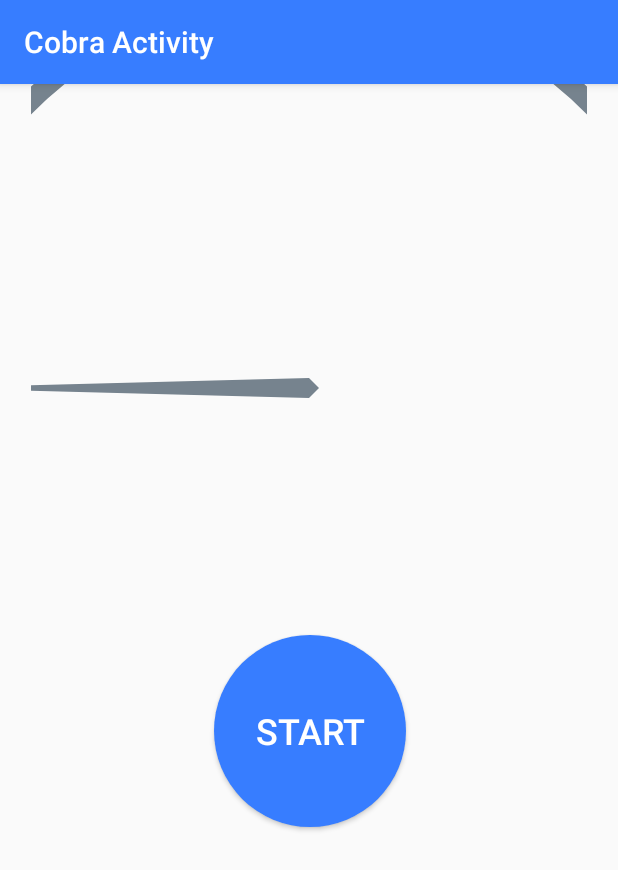
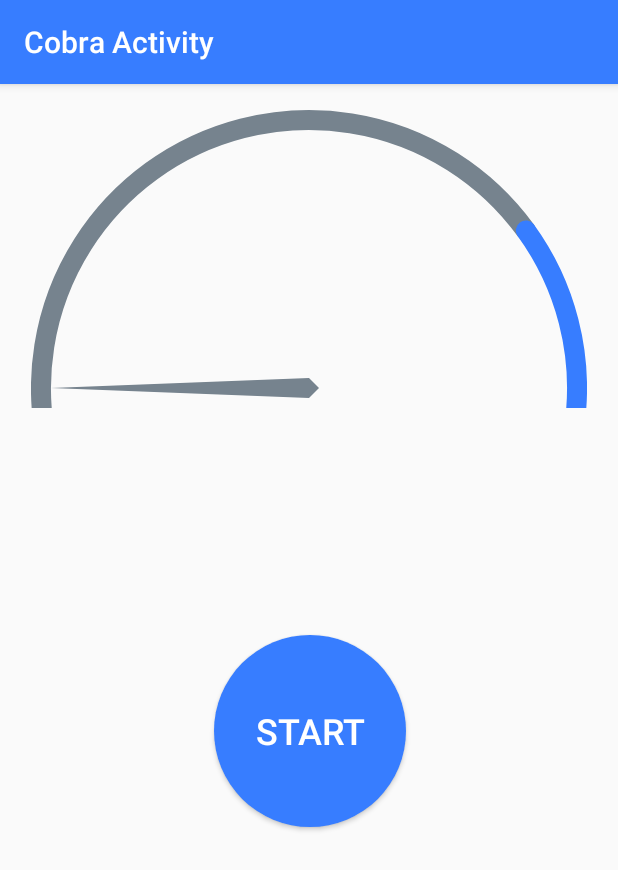
Before and after one commit to Picovoice/cobra, an Android app: the screen it shows after launch (MainActivity), on a phone screen of 412 x 824 dp. Shown: the top 870 px of the screen. Run offline under Robolectric (Android 15) with nearby library versions, the phone set to English and light mode, and no system bars; libraries missing offline, so code that uses them is left out: ai.picovoice.cobra; 1 statement that could not run was skipped.

Commit message:
smalle fix for smaller devices

```diff
--- a/demo/android/Activity/cobra-activity-demo-app/src/main/java/ai/picovoice/cobraactivitydemo/Analog.java
+++ b/demo/android/Activity/cobra-activity-demo-app/src/main/java/ai/picovoice/cobraactivitydemo/Analog.java
@@ -13,10 +13,10 @@ import android.view.View;
 public class Analog extends View {
     private static final float ALPHA = 0.5f;
     private float value = 0;
+    private float radius;
 
     private final int startAngle;
     private final int endAngle;
-    private final float radius;
     private final float threshold;
 
     private final Path belowPath;
@@ -42,7 +42,6 @@ public class Analog extends View {
         try {
             this.startAngle = a.getInt(R.styleable.Analog_startAngle, 0);
             this.endAngle = a.getInt(R.styleable.Analog_endAngle, 0);
-            this.radius = a.getFloat(R.styleable.Analog_radius, 0);
             this.threshold = a.getFloat(R.styleable.Analog_threshold, 0);
         } finally {
             a.recycle();
@@ -76,6 +75,7 @@ public class Analog extends View {
         int centerX = this.getWidth() / 2;
         int centerY = this.getBottom() - 20;
 
+        this.radius = centerX - 10;
         drawArcs(canvas, centerX, centerY);
         drawNeedle(canvas, centerX, centerY);
     }
--- a/demo/android/Activity/cobra-activity-demo-app/src/main/res/layout/cobra_activity_demo.xml
+++ b/demo/android/Activity/cobra-activity-demo-app/src/main/res/layout/cobra_activity_demo.xml
@@ -11,7 +11,6 @@
         android:id="@+id/analog"
         android:layout_width="0dp"
         android:layout_height="0dp"
-        app:radius="400"
         app:startAngle="180"
         app:endAngle="180"
         app:threshold="0.8"
```
